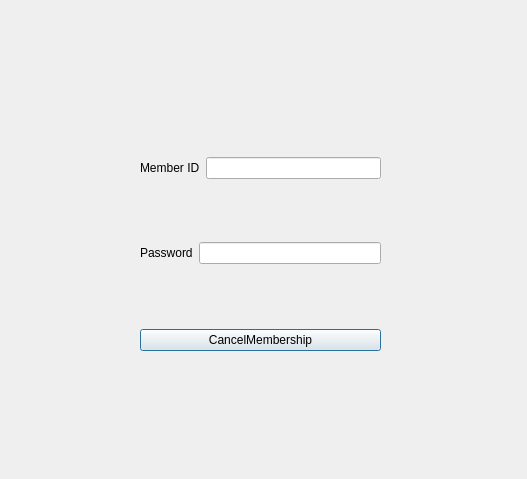
Before: the Qt Designer form Login/window_cancelmembership.ui in Nilsae/LibraryManagementSystem, drawn with Qt 5.
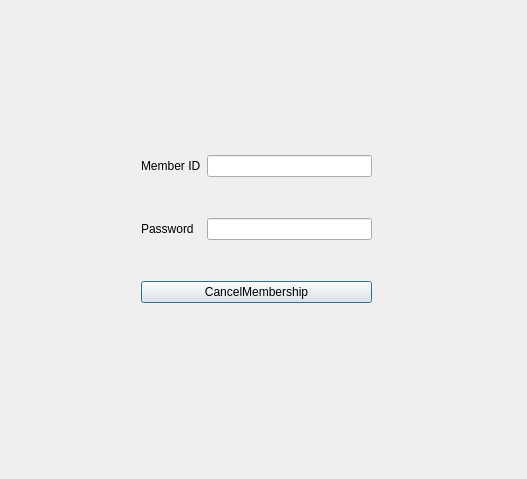
After: the same form once the commit is applied.

What changed in the file:
```diff
--- a/Login/window_cancelmembership.ui
+++ b/Login/window_cancelmembership.ui
@@ -13,24 +13,16 @@
   <property name="windowTitle">
    <string>Dialog</string>
   </property>
-  <widget class="QWidget" name="layoutWidget">
+  <widget class="QWidget" name="">
    <property name="geometry">
     <rect>
-     <x>140</x>
-     <y>100</y>
-     <width>241</width>
-     <height>251</height>
+     <x>141</x>
+     <y>120</y>
+     <width>231</width>
+     <height>221</height>
     </rect>
    </property>
-   <layout class="QVBoxLayout" name="verticalLayout_2">
-    <item>
      <layout class="QVBoxLayout" name="verticalLayout">
-      <item>
-       <layout class="QHBoxLayout" name="horizontalLayout"/>
-      </item>
-      <item>
-       <layout class="QHBoxLayout" name="horizontalLayout_2"/>
-      </item>
       <item>
        <layout class="QHBoxLayout" name="horizontalLayout_3">
         <item>
@@ -50,14 +42,12 @@
         <item>
          <widget class="QLabel" name="label_ExpireDate">
           <property name="text">
-           <string>Password</string>
+         <string>Password  </string>
           </property>
          </widget>
         </item>
         <item>
          <widget class="QLineEdit" name="lineEdit_Password"/>
-        </item>
-       </layout>
       </item>
      </layout>
     </item>
```
Lines whose indentation alone changed are shown as unchanged.
